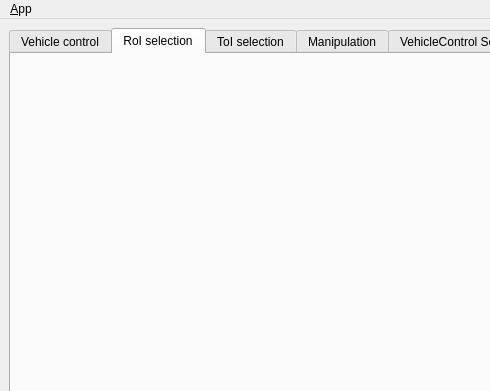
Old version of the form ui/main_window.ui in the repository jcgarsan/merbots_gui; both pictures show x 0 to 490 and y 0 to 391 of the 1280 by 750 pixel window.
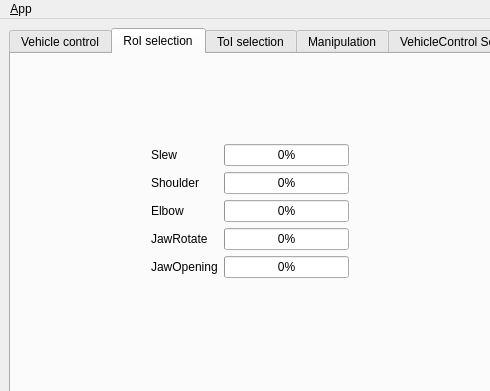
New version of the form. The open tabs and pages were chosen to show the change. Icons and pictures are not drawn.

Commit message: testing progressBar instead of arm join tables

The edit to the form file:
```diff
--- a/ui/main_window.ui
+++ b/ui/main_window.ui
@@ -777,6 +777,88 @@
          <attribute name="title">
           <string>RoI selection</string>
          </attribute>
+         <widget class="QWidget" name="">
+          <property name="geometry">
+           <rect>
+            <x>140</x>
+            <y>90</y>
+            <width>198</width>
+            <height>174</height>
+           </rect>
+          </property>
+          <layout class="QFormLayout" name="formLayout">
+           <item row="0" column="0">
+            <widget class="QLabel" name="label_21">
+             <property name="text">
+              <string>Slew</string>
+             </property>
+            </widget>
+           </item>
+           <item row="0" column="1">
+            <widget class="QProgressBar" name="slewProgressBar">
+             <property name="value">
+              <number>0</number>
+             </property>
+            </widget>
+           </item>
+           <item row="2" column="1">
+            <widget class="QProgressBar" name="shoulderProgressBar">
+             <property name="value">
+              <number>0</number>
+             </property>
+            </widget>
+           </item>
+           <item row="4" column="1">
+            <widget class="QProgressBar" name="elbowProgressBar">
+             <property name="value">
+              <number>0</number>
+             </property>
+            </widget>
+           </item>
+           <item row="5" column="1">
+            <widget class="QProgressBar" name="jawRotateProgressBar">
+             <property name="value">
+              <number>0</number>
+             </property>
+            </widget>
+           </item>
+           <item row="6" column="1">
+            <widget class="QProgressBar" name="jawOpeningProgressBar">
+             <property name="value">
+              <number>0</number>
+             </property>
+            </widget>
+           </item>
+           <item row="2" column="0">
+            <widget class="QLabel" name="label_41">
+             <property name="text">
+              <string>Shoulder</string>
+             </property>
+            </widget>
+           </item>
+           <item row="4" column="0">
+            <widget class="QLabel" name="label_42">
+             <property name="text">
+              <string>Elbow</string>
+             </property>
+            </widget>
+           </item>
+           <item row="5" column="0">
+            <widget class="QLabel" name="label_43">
+             <property name="text">
+              <string>JawRotate</string>
+             </property>
+            </widget>
+           </item>
+           <item row="6" column="0">
+            <widget class="QLabel" name="label_44">
+             <property name="text">
+              <string>JawOpening</string>
+             </property>
+            </widget>
+           </item>
+          </layout>
+         </widget>
         </widget>
         <widget class="QWidget" name="mainTabs_toi">
          <attribute name="title">
```
Left out of the diff: 2 changed lines with no effect on the pictures. The commit also changes 1 other file.
